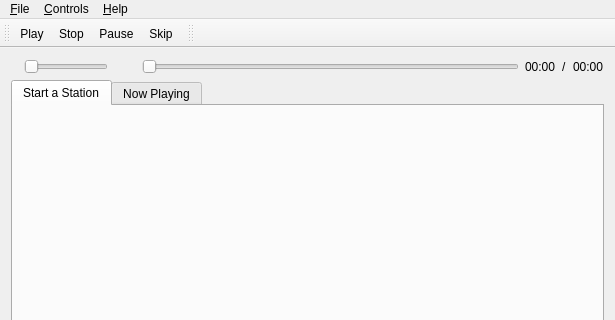
Qt form src/mainwindow.ui (paucm/spotfm) before a commit; both pictures show x 0 to 615 and y 0 to 320 of the 615 by 600 pixel window.
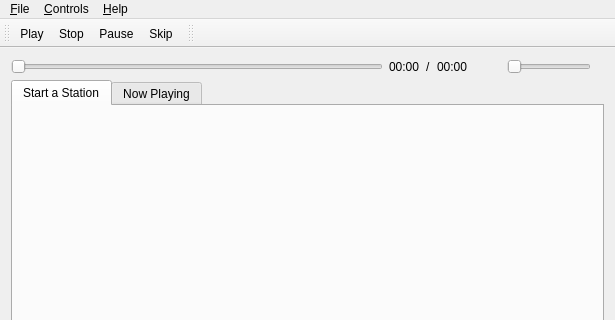
The same form after that commit. Icons and pictures are not drawn. Custom widgets are drawn as their Qt base class.

Commit message: Move volume slider to right

Diff of the .ui file:
```diff
--- a/src/mainwindow.ui
+++ b/src/mainwindow.ui
@@ -26,58 +26,15 @@
   <widget class="QWidget" name="centralWidget">
    <layout class="QGridLayout" name="gridLayout_2">
     <item row="0" column="0">
-     <layout class="QHBoxLayout" name="horizontalLayout_3">
+     <layout class="QHBoxLayout" name="horizontalLayout_2">
       <item>
-       <layout class="QHBoxLayout" name="horizontalLayout_2">
-        <property name="sizeConstraint">
-         <enum>QLayout::SetDefaultConstraint</enum>
-        </property>
+       <layout class="QHBoxLayout" name="horizontalLayout">
         <property name="leftMargin">
          <number>0</number>
         </property>
         <property name="rightMargin">
-         <number>15</number>
+         <number>20</number>
         </property>
-        <item>
-         <widget class="QLabel" name="label">
-          <property name="text">
-           <string/>
-          </property>
-          <property name="pixmap">
-           <pixmap resource="spotfm.qrc">:/icons/icons/speaker_low.png</pixmap>
-          </property>
-         </widget>
-        </item>
-        <item>
-         <widget class="QSlider" name="volumeSlider">
-          <property name="sizePolicy">
-           <sizepolicy hsizetype="Minimum" vsizetype="Fixed">
-            <horstretch>0</horstretch>
-            <verstretch>0</verstretch>
-           </sizepolicy>
-          </property>
-          <property name="maximum">
-           <number>100</number>
-          </property>
-          <property name="orientation">
-           <enum>Qt::Horizontal</enum>
-          </property>
-         </widget>
-        </item>
-        <item>
-         <widget class="QLabel" name="label_2">
-          <property name="text">
-           <string/>
-          </property>
-          <property name="pixmap">
-           <pixmap resource="spotfm.qrc">:/icons/icons/speaker_high.png</pixmap>
-          </property>
-         </widget>
-        </item>
-       </layout>
-      </item>
-      <item>
-       <layout class="QHBoxLayout" name="horizontalLayout">
         <item>
          <widget class="QSlider" name="slider">
           <property name="styleSheet">
@@ -120,6 +77,42 @@
         </item>
        </layout>
       </item>
+      <item>
+       <widget class="QLabel" name="label">
+        <property name="text">
+         <string/>
+        </property>
+        <property name="pixmap">
+         <pixmap resource="spotfm.qrc">:/icons/icons/speaker_low.png</pixmap>
+        </property>
+       </widget>
+      </item>
+      <item>
+       <widget class="QSlider" name="volumeSlider">
+        <property name="sizePolicy">
+         <sizepolicy hsizetype="Minimum" vsizetype="Fixed">
+          <horstretch>0</horstretch>
+          <verstretch>0</verstretch>
+         </sizepolicy>
+        </property>
+        <property name="maximum">
+         <number>100</number>
+        </property>
+        <property name="orientation">
+         <enum>Qt::Horizontal</enum>
+        </property>
+       </widget>
+      </item>
+      <item>
+       <widget class="QLabel" name="label_2">
+        <property name="text">
+         <string/>
+        </property>
+        <property name="pixmap">
+         <pixmap resource="spotfm.qrc">:/icons/icons/speaker_high.png</pixmap>
+        </property>
+       </widget>
+      </item>
      </layout>
     </item>
     <item row="1" column="0">
```
Left out of the diff: 2 changed lines with no effect on the pictures.
